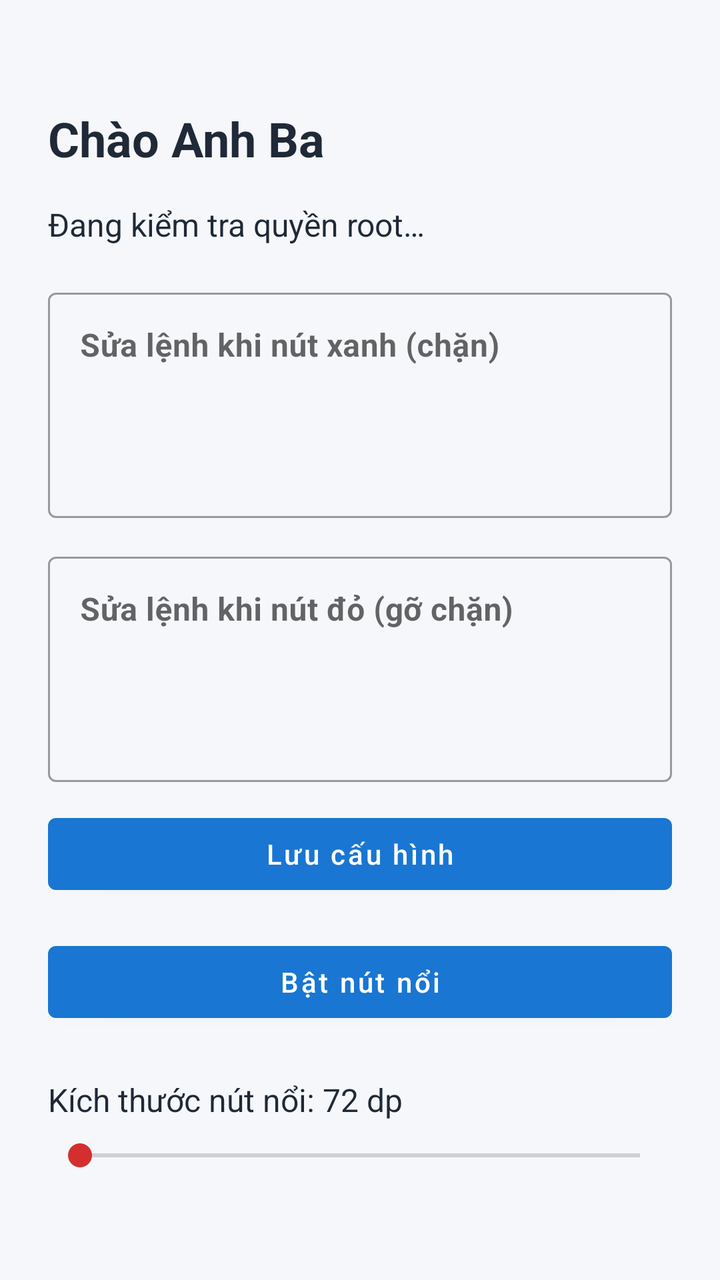
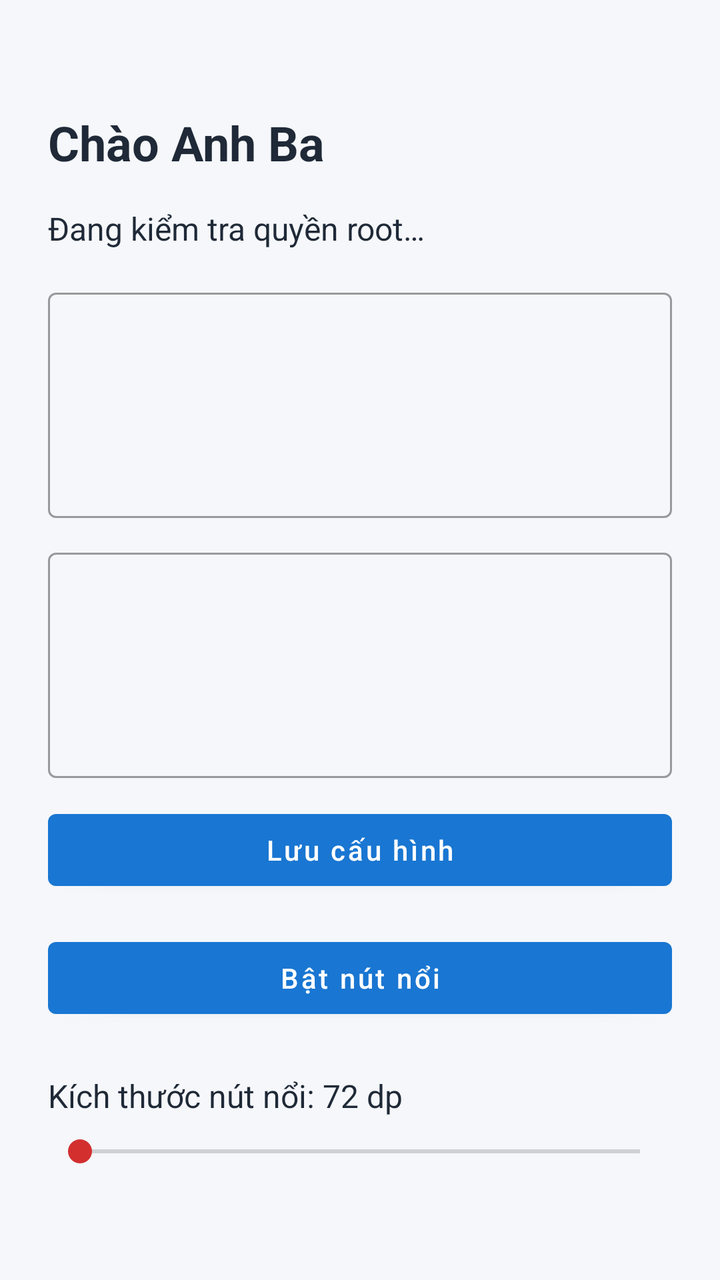

Before-and-after screenshots of an Android layout around one commit, followed by the original layout XML and the change that was made.
<!-- AndroidManifest.xml: application theme Theme.NutNoi -->
<!-- res/layout/activity_main.xml -->
<?xml version="1.0" encoding="utf-8"?>
<ScrollView xmlns:android="http://schemas.android.com/apk/res/android"
    xmlns:app="http://schemas.android.com/apk/res-auto"
    android:layout_width="match_parent"
    android:layout_height="match_parent"
    android:fillViewport="true"
    android:background="#F5F7FA">

    <LinearLayout
        android:layout_width="match_parent"
        android:layout_height="wrap_content"
        android:orientation="vertical"
        android:padding="24dp"
        android:gravity="center_vertical">

        <TextView
            android:layout_width="match_parent"
            android:layout_height="wrap_content"
            android:text="@string/greeting"
            android:textColor="#1F2937"
            android:textSize="24sp"
            android:textStyle="bold"
            android:layout_marginBottom="16dp" />

        <TextView
            android:id="@+id/rootStatus"
            android:layout_width="match_parent"
            android:layout_height="wrap_content"
            android:text="@string/root_status_checking"
            android:textColor="#1F2937"
            android:textSize="16sp"
            android:paddingBottom="16dp" />

        <com.google.android.material.textfield.TextInputLayout
            android:layout_width="match_parent"
            android:layout_height="wrap_content"
            android:hint="@string/edit_block_commands"
            app:hintTextAppearance="@style/TextAppearance.NutNoi.CommandHint"
            android:layout_marginBottom="12dp"
            style="@style/Widget.MaterialComponents.TextInputLayout.OutlinedBox">

            <com.google.android.material.textfield.TextInputEditText
                android:id="@+id/blockCommandsInput"
                android:layout_width="match_parent"
                android:layout_height="wrap_content"
                android:gravity="top|start"
                android:inputType="textMultiLine|textNoSuggestions"
                android:minLines="4"
                android:maxLines="8"
                android:scrollbars="vertical"
                android:textColor="#1F2937"
                android:textStyle="bold" />
        </com.google.android.material.textfield.TextInputLayout>

        <com.google.android.material.textfield.TextInputLayout
            android:layout_width="match_parent"
            android:layout_height="wrap_content"
            android:hint="@string/edit_unblock_commands"
            app:hintTextAppearance="@style/TextAppearance.NutNoi.CommandHint"
            android:layout_marginBottom="12dp"
            style="@style/Widget.MaterialComponents.TextInputLayout.OutlinedBox">

            <com.google.android.material.textfield.TextInputEditText
                android:id="@+id/unblockCommandsInput"
                android:layout_width="match_parent"
                android:layout_height="wrap_content"
                android:gravity="top|start"
                android:inputType="textMultiLine|textNoSuggestions"
                android:minLines="4"
                android:maxLines="8"
                android:scrollbars="vertical"
                android:textColor="#1F2937"
                android:textStyle="bold" />
        </com.google.android.material.textfield.TextInputLayout>

        <Button
            android:id="@+id/btnSaveCommands"
            android:layout_width="match_parent"
            android:layout_height="wrap_content"
            android:text="@string/save_configuration"
            android:textAllCaps="false"
            android:layout_marginBottom="16dp" />

        <Button
            android:id="@+id/btnToggleOverlay"
            android:layout_width="match_parent"
            android:layout_height="wrap_content"
            android:text="@string/enable_button"
            android:textAllCaps="false"
            android:layout_marginBottom="24dp" />

        <TextView
            android:id="@+id/overlaySizeLabel"
            android:layout_width="match_parent"
            android:layout_height="wrap_content"
            android:labelFor="@id/overlaySizeSeekBar"
            android:text="@string/overlay_size_value_default"
            android:textColor="#1F2937"
            android:textSize="16sp"
            android:paddingBottom="8dp" />

        <SeekBar
            android:id="@+id/overlaySizeSeekBar"
            android:layout_width="match_parent"
            android:layout_height="wrap_content"
            android:contentDescription="@string/overlay_size_label" />
    </LinearLayout>
</ScrollView>
<!-- resources referenced by this layout -->
<resources>
  <string name="edit_block_commands">Sửa lệnh khi nút xanh (chặn)</string>
  <string name="edit_unblock_commands">Sửa lệnh khi nút đỏ (gỡ chặn)</string>
  <string name="enable_button">Bật nút nổi</string>
  <string name="greeting">Chào Anh Ba</string>
  <string name="overlay_size_label">Kích thước nút nổi</string>
  <string name="overlay_size_value_default">Kích thước nút nổi: 72 dp</string>
  <string name="root_status_checking">Đang kiểm tra quyền root…</string>
  <string name="save_configuration">Lưu cấu hình</string>
  <style name="TextAppearance.NutNoi.CommandHint" parent="TextAppearance.MaterialComponents.Body1">
          <item name="android:textStyle">bold</item>
          <item name="android:textColor">#1565C0</item>
      </style>
  <style name="Theme.NutNoi" parent="Theme.MaterialComponents.DayNight.NoActionBar">
          <item name="colorPrimary">#1976D2</item>
          <item name="colorPrimaryDark">#1565C0</item>
          <item name="colorAccent">#D32F2F</item>
          <item name="android:statusBarColor">@android:color/transparent</item>
          <item name="android:navigationBarColor">@android:color/transparent</item>
      </style>
</resources>

<!-- the commit's change to res/layout/activity_main.xml (unified diff, before → after) -->
@@ -1,6 +1,5 @@
 <?xml version="1.0" encoding="utf-8"?>
 <ScrollView xmlns:android="http://schemas.android.com/apk/res/android"
-    xmlns:app="http://schemas.android.com/apk/res-auto"
     android:layout_width="match_parent"
     android:layout_height="match_parent"
     android:fillViewport="true"
@@ -34,8 +33,6 @@
         <com.google.android.material.textfield.TextInputLayout
             android:layout_width="match_parent"
             android:layout_height="wrap_content"
-            android:hint="@string/edit_block_commands"
-            app:hintTextAppearance="@style/TextAppearance.NutNoi.CommandHint"
             android:layout_marginBottom="12dp"
             style="@style/Widget.MaterialComponents.TextInputLayout.OutlinedBox">
 
@@ -55,8 +52,6 @@
         <com.google.android.material.textfield.TextInputLayout
             android:layout_width="match_parent"
             android:layout_height="wrap_content"
-            android:hint="@string/edit_unblock_commands"
-            app:hintTextAppearance="@style/TextAppearance.NutNoi.CommandHint"
             android:layout_marginBottom="12dp"
             style="@style/Widget.MaterialComponents.TextInputLayout.OutlinedBox">
 
<!-- resource entries referenced after the edit -->
@@ -1,17 +1,11 @@
 <!-- resources referenced by this layout -->
 <resources>
-  <string name="edit_block_commands">Sửa lệnh khi nút xanh (chặn)</string>
-  <string name="edit_unblock_commands">Sửa lệnh khi nút đỏ (gỡ chặn)</string>
   <string name="enable_button">Bật nút nổi</string>
   <string name="greeting">Chào Anh Ba</string>
   <string name="overlay_size_label">Kích thước nút nổi</string>
   <string name="overlay_size_value_default">Kích thước nút nổi: 72 dp</string>
   <string name="root_status_checking">Đang kiểm tra quyền root…</string>
   <string name="save_configuration">Lưu cấu hình</string>
-  <style name="TextAppearance.NutNoi.CommandHint" parent="TextAppearance.MaterialComponents.Body1">
-          <item name="android:textStyle">bold</item>
-          <item name="android:textColor">#1565C0</item>
-      </style>
   <style name="Theme.NutNoi" parent="Theme.MaterialComponents.DayNight.NoActionBar">
           <item name="colorPrimary">#1976D2</item>
           <item name="colorPrimaryDark">#1565C0</item>
